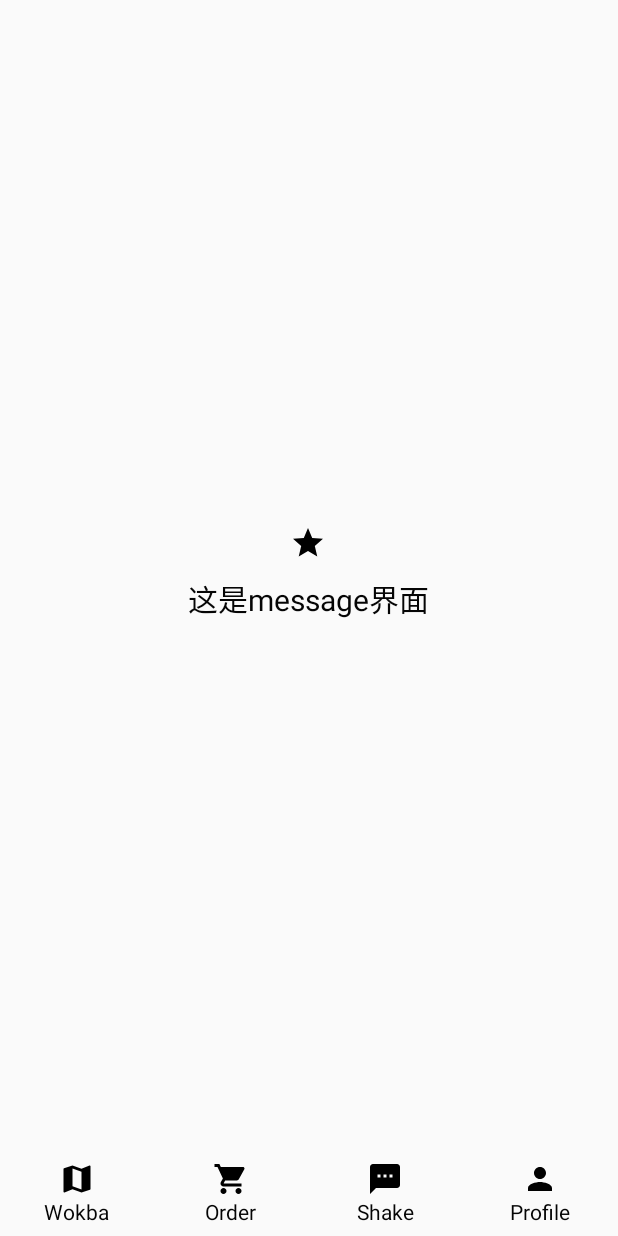
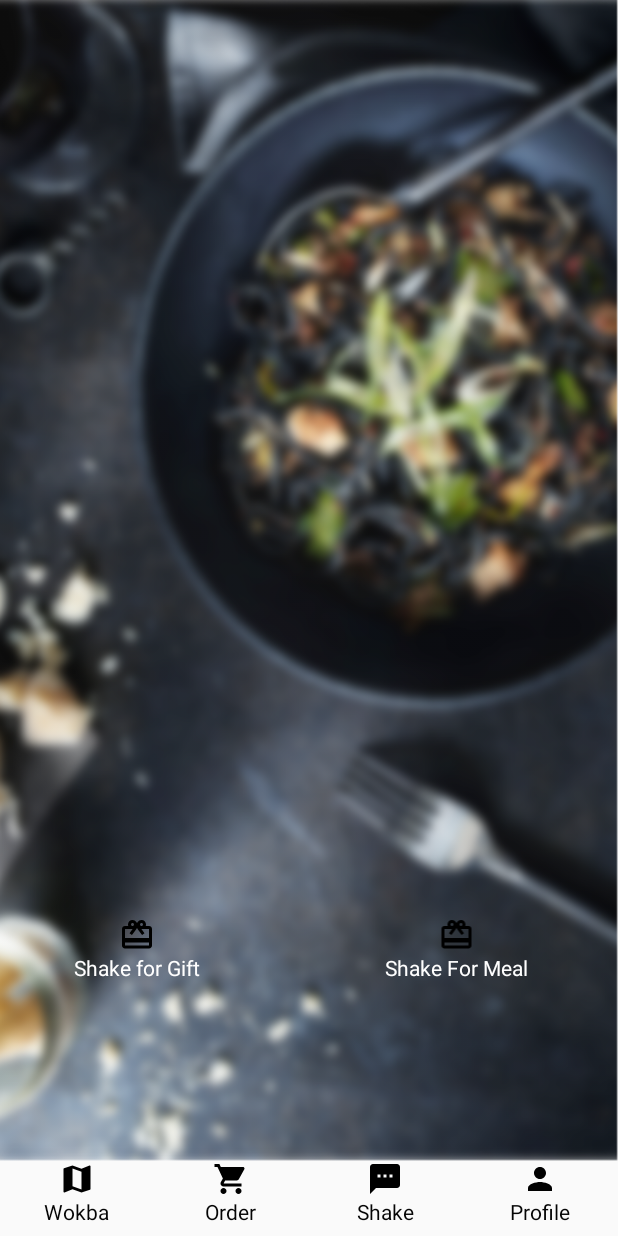
Before and after one commit to shuweizhao/Wokba, an Android app: the fragment MessageFragment placed in its activity, on a phone screen of 412 x 824 dp. Run offline under Robolectric (Android 15) with nearby library versions, the light colour scheme and no system bars.

Commit message:
started shake page

```diff
--- a/app/src/main/java/com/example/shuweizhao/wokba/Activity/OrderDetailActivity.java
+++ b/app/src/main/java/com/example/shuweizhao/wokba/Activity/OrderDetailActivity.java
@@ -1,9 +1,18 @@
 package com.example.shuweizhao.wokba.Activity;
 
+import android.content.Intent;
+import android.os.Bundle;
 import android.support.v7.app.AppCompatActivity;
 
 /**
  * Created by shuweizhao on 4/19/16.
  */
 public class OrderDetailActivity extends AppCompatActivity {
+
+    @Override
+    protected void onCreate(Bundle savedInstanceState) {
+        super.onCreate(savedInstanceState);
+        String s = getIntent().getStringExtra(Intent.EXTRA_TEXT);
+        System.out.println(s);
+    }
 }
--- a/app/src/main/java/com/example/shuweizhao/wokba/Fragment/MessageFragment.java
+++ b/app/src/main/java/com/example/shuweizhao/wokba/Fragment/MessageFragment.java
@@ -14,7 +14,7 @@ import com.example.shuweizhao.wokba.R;
 public class MessageFragment extends Fragment {
     public View onCreateView(LayoutInflater inflater, ViewGroup container, Bundle savedInstanceState) {
         super.onCreateView(inflater, container, savedInstanceState);
-        View rootView = inflater.inflate(R.layout.message_layout, container, false);
+        View rootView = inflater.inflate(R.layout.shake_layout, container, false);
         return rootView;
     }
 }
--- a/app/src/main/java/com/example/shuweizhao/wokba/Fragment/ProfileFragment.java
+++ b/app/src/main/java/com/example/shuweizhao/wokba/Fragment/ProfileFragment.java
@@ -6,6 +6,7 @@ import android.view.LayoutInflater;
 import android.view.View;
 import android.view.ViewGroup;
 import android.widget.LinearLayout;
+import android.widget.TextView;
 
 import com.example.shuweizhao.wokba.Activity.BindCardActivity;
 import com.example.shuweizhao.wokba.Activity.FavoriteActivity;
@@ -16,12 +17,17 @@ import com.example.shuweizhao.wokba.R;
  */
 public class ProfileFragment extends android.app.Fragment {
     private LinearLayout paymentmethod, favoritestore;
+    private TextView cardNum, profilePoint, profileThumbs;
 
     public View onCreateView(LayoutInflater inflater, ViewGroup container, Bundle savedInstanceState) {
         super.onCreateView(inflater, container, savedInstanceState);
         View rootView = inflater.inflate(R.layout.profile_layout, container, false);
         paymentmethod = (LinearLayout) rootView.findViewById(R.id.profile_payment);
         favoritestore = (LinearLayout) rootView.findViewById(R.id.profile_favorite_store);
+        cardNum = (TextView) rootView.findViewById(R.id.profile_card_num);
+        profilePoint = (TextView) rootView.findViewById(R.id.profile_point);
+        profileThumbs = (TextView) rootView.findViewById(R.id.profile_thumb_num);
+
         favoritestore.setOnClickListener(new View.OnClickListener() {
             @Override
             public void onClick(View v) {
--- /dev/null
+++ b/app/src/main/res/drawable/ic_wallet_giftcard_24dp.xml
@@ -0,0 +1,9 @@
+<vector xmlns:android="http://schemas.android.com/apk/res/android"
+        android:width="24dp"
+        android:height="24dp"
+        android:viewportWidth="24.0"
+        android:viewportHeight="24.0">
+    <path
+        android:fillColor="#FF000000"
+        android:pathData="M20,6h-2.18c0.11,-0.31 0.18,-0.65 0.18,-1 0,-1.66 -1.34,-3 -3,-3 -1.05,0 -1.96,0.54 -2.5,1.35l-0.5,0.67 -0.5,-0.68C10.96,2.54 10.05,2 9,2 7.34,2 6,3.34 6,5c0,0.35 0.07,0.69 0.18,1H4c-1.11,0 -1.99,0.89 -1.99,2L2,19c0,1.11 0.89,2 2,2h16c1.11,0 2,-0.89 2,-2V8c0,-1.11 -0.89,-2 -2,-2zm-5,-2c0.55,0 1,0.45 1,1s-0.45,1 -1,1 -1,-0.45 -1,-1 0.45,-1 1,-1zM9,4c0.55,0 1,0.45 1,1s-0.45,1 -1,1 -1,-0.45 -1,-1 0.45,-1 1,-1zm11,15H4v-2h16v2zm0,-5H4V8h5.08L7,10.83 8.62,12 11,8.76l1,-1.36 1,1.36L15.38,12 17,10.83 14.92,8H20v6z"/>
+</vector>
--- a/app/src/main/res/layout/shake_layout.xml
+++ b/app/src/main/res/layout/shake_layout.xml
@@ -1,6 +1,54 @@
 <?xml version="1.0" encoding="utf-8"?>
-<LinearLayout xmlns:android="http://schemas.android.com/apk/res/android"
+<RelativeLayout xmlns:android="http://schemas.android.com/apk/res/android"
     android:orientation="vertical" android:layout_width="match_parent"
     android:layout_height="match_parent">
+    <ImageView
+        android:layout_width="match_parent"
+        android:layout_height="match_parent"
+        android:src="@drawable/bg_login"
+        android:scaleType="fitXY"/>
 
-</LinearLayout>
+    <LinearLayout
+        android:layout_width="wrap_content"
+        android:layout_height="wrap_content"
+        android:orientation="vertical"
+        android:id="@+id/shake_for_gift"
+        android:layout_marginBottom="119dp"
+        android:layout_marginStart="49dp"
+        android:layout_alignParentBottom="true"
+        android:layout_alignParentStart="true" >
+        <ImageView
+            android:layout_width="match_parent"
+            android:layout_height="match_parent"
+            android:src="@drawable/ic_wallet_giftcard_24dp"
+            />
+        <TextView
+            android:layout_width="match_parent"
+            android:layout_height="match_parent"
+            android:text="@string/shake_for_gift"
+            android:textColor="@color/colorText"
+            />
+
+        </LinearLayout>
+
+    <LinearLayout
+        android:layout_width="wrap_content"
+        android:layout_height="wrap_content"
+        android:orientation="vertical"
+        android:id="@+id/shake_for_meal"
+        android:layout_alignTop="@+id/shake_for_gift"
+        android:layout_alignParentEnd="true"
+        android:layout_marginEnd="60dp" >
+        <ImageView
+            android:layout_width="match_parent"
+            android:layout_height="match_parent"
+            android:src="@drawable/ic_wallet_giftcard_24dp"
+            />
+        <TextView
+            android:layout_width="match_parent"
+            android:layout_height="match_parent"
+            android:text="@string/shake_for_meal"
+            android:textColor="@color/colorText"
+            />
+    </LinearLayout>
+</RelativeLayout>
--- a/app/src/main/res/values/strings.xml
+++ b/app/src/main/res/values/strings.xml
@@ -54,6 +54,8 @@
     <string name="order_success">Order Success!</string>
     <string name="stay_here">Stay Here</string>
     <string name="order_go">See your Order in Order</string>
+    <string name="shake_for_gift">Shake for Gift</string>
+    <string name="shake_for_meal">Shake For Meal</string>
     <string-array name="currency_array">
         <item>Currency (optional)</item>
         <item>Unspecified</item>
```
